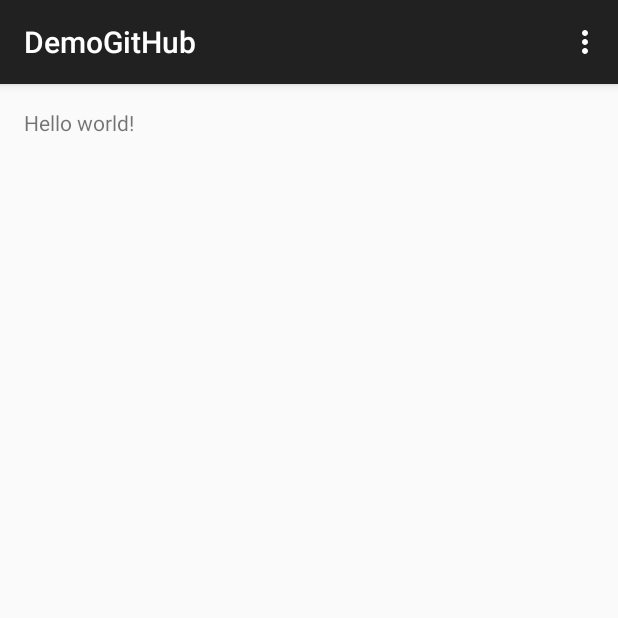
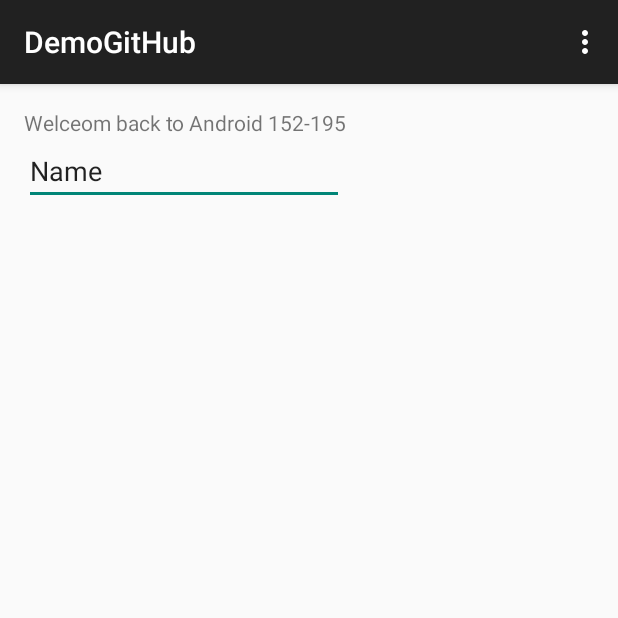
Before and after one commit to rcwester/rwesterveltLab1_1, an Android app: the screen it shows after launch (MainActivity), on a phone screen of 412 x 824 dp, the top half of it. Run offline under Robolectric (Android 15) with nearby library versions, the phone set to English and light mode, and no system bars.

Commit message:
steps 13-16

```diff
--- a/app/src/main/res/layout/activity_main.xml
+++ b/app/src/main/res/layout/activity_main.xml
@@ -1,11 +1,20 @@
-<RelativeLayout xmlns:android="http://schemas.android.com/apk/res/android"
+<LinearLayout xmlns:android="http://schemas.android.com/apk/res/android"
     xmlns:tools="http://schemas.android.com/tools" android:layout_width="match_parent"
     android:layout_height="match_parent" android:paddingLeft="@dimen/activity_horizontal_margin"
     android:paddingRight="@dimen/activity_horizontal_margin"
     android:paddingTop="@dimen/activity_vertical_margin"
-    android:paddingBottom="@dimen/activity_vertical_margin" tools:context=".MainActivity">
+    android:paddingBottom="@dimen/activity_vertical_margin" tools:context=".MainActivity"
+    android:orientation="vertical">
 
     <TextView android:text="@string/hello_world" android:layout_width="wrap_content"
         android:layout_height="wrap_content" />
 
-</RelativeLayout>
+    <EditText
+        android:layout_width="wrap_content"
+        android:layout_height="wrap_content"
+        android:inputType="textPersonName"
+        android:text="Name"
+        android:ems="10"
+        android:id="@+id/editText" />
+
+</LinearLayout>
--- a/app/src/main/res/values/strings.xml
+++ b/app/src/main/res/values/strings.xml
@@ -1,6 +1,6 @@
 <resources>
     <string name="app_name">DemoGitHub</string>
 
-    <string name="hello_world">Hello world!</string>
+    <string name="hello_world">Welceom back to Android 152-195</string>
     <string name="action_settings">Settings</string>
 </resources>
```
